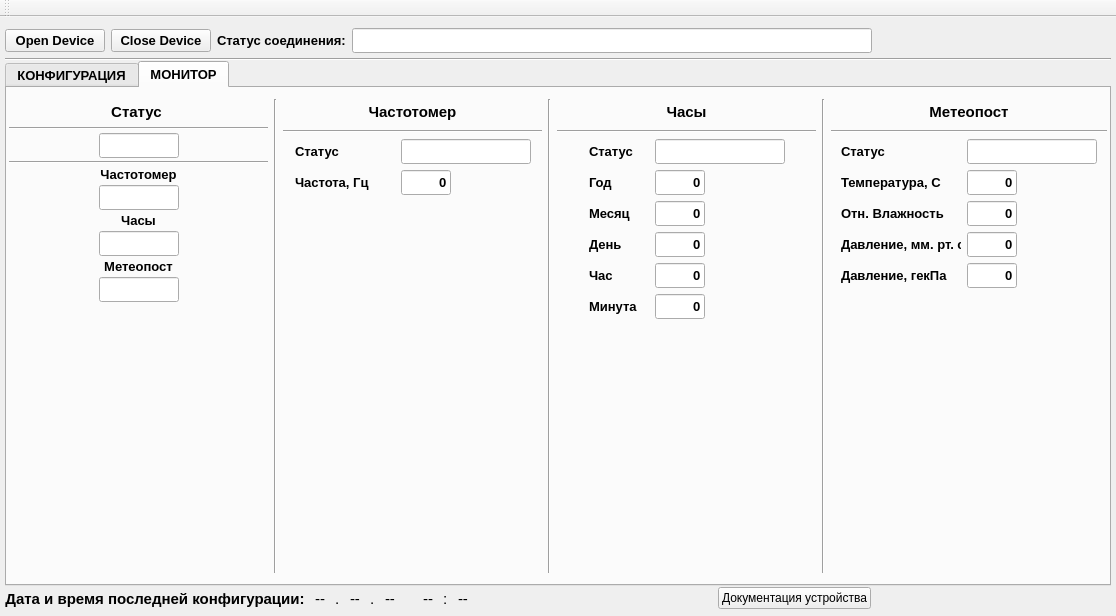
Before: the Qt Designer form informPConfigurator/mainwindow.ui in Goodjamp/informPConfigurator, drawn with Qt 5.
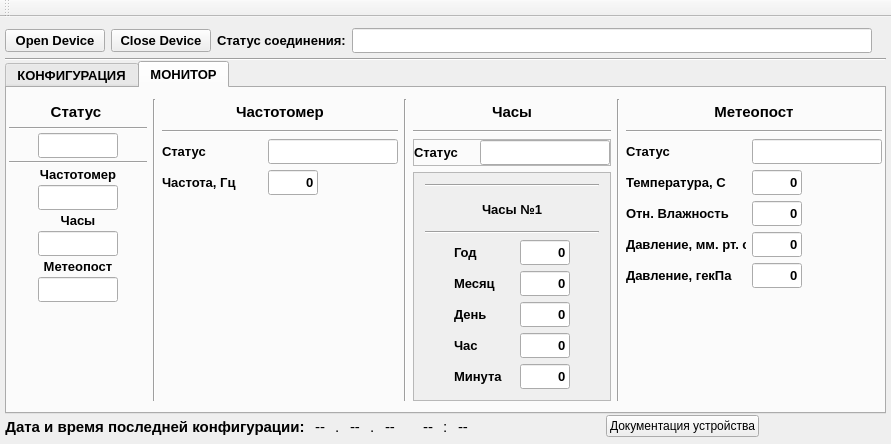
After: the same form once the commit is applied. The open tabs and pages were chosen to show the change.

Commit message: Updated UI for configuration and monitoring 4 clocks

```diff
--- a/informPConfigurator/mainwindow.ui
+++ b/informPConfigurator/mainwindow.ui
@@ -6,8 +6,8 @@
    <rect>
     <x>0</x>
     <y>0</y>
-    <width>1116</width>
-    <height>616</height>
+    <width>891</width>
+    <height>444</height>
    </rect>
   </property>
   <property name="windowTitle">
@@ -3193,21 +3193,131 @@
            </widget>
           </item>
           <item>
+           <widget class="QFrame" name="frame">
+            <property name="frameShape">
+             <enum>QFrame::StyledPanel</enum>
+            </property>
+            <property name="frameShadow">
+             <enum>QFrame::Raised</enum>
+            </property>
+            <layout class="QHBoxLayout" name="horizontalLayout_4">
+             <property name="leftMargin">
+              <number>0</number>
+             </property>
+             <property name="topMargin">
+              <number>0</number>
+             </property>
+             <property name="rightMargin">
+              <number>0</number>
+             </property>
+             <property name="bottomMargin">
+              <number>0</number>
+             </property>
+             <item>
+              <widget class="QLabel" name="label_87">
+               <property name="minimumSize">
+                <size>
+                 <width>60</width>
+                 <height>25</height>
+                </size>
+               </property>
+               <property name="maximumSize">
+                <size>
+                 <width>60</width>
+                 <height>25</height>
+                </size>
+               </property>
+               <property name="font">
+                <font>
+                 <pointsize>10</pointsize>
+                 <weight>75</weight>
+                 <bold>true</bold>
+                </font>
+               </property>
+               <property name="text">
+                <string>Статус</string>
+               </property>
+              </widget>
+             </item>
+             <item>
+              <widget class="QLineEdit" name="lineEditClockStatus">
+               <property name="minimumSize">
+                <size>
+                 <width>130</width>
+                 <height>25</height>
+                </size>
+               </property>
+               <property name="maximumSize">
+                <size>
+                 <width>130</width>
+                 <height>25</height>
+                </size>
+               </property>
+               <property name="font">
+                <font>
+                 <pointsize>10</pointsize>
+                 <weight>75</weight>
+                 <bold>true</bold>
+                </font>
+               </property>
+               <property name="alignment">
+                <set>Qt::AlignCenter</set>
+               </property>
+               <property name="readOnly">
+                <bool>true</bool>
+               </property>
+               <property name="statusPr" stdset="0">
+                <UInt>0</UInt>
+               </property>
+              </widget>
+             </item>
+            </layout>
+           </widget>
+          </item>
+          <item>
+           <widget class="QScrollArea" name="scrollAreaClockMonitor">
+            <property name="widgetResizable">
+             <bool>true</bool>
+            </property>
+            <widget class="QWidget" name="scrollAreaWidgetContents">
+             <property name="geometry">
+              <rect>
+               <x>0</x>
+               <y>-1</y>
+               <width>179</width>
+               <height>211</height>
+              </rect>
+             </property>
+             <layout class="QVBoxLayout" name="verticalLayout_22">
+              <item>
+               <layout class="QVBoxLayout" name="verticalLayout_12">
+                <item>
+                 <widget class="Line" name="line_35">
+                  <property name="orientation">
+                   <enum>Qt::Horizontal</enum>
+                  </property>
+                 </widget>
+                </item>
+                <item>
+                 <widget class="QLabel" name="label">
+                  <property name="text">
+                   <string>Часы №1</string>
+                  </property>
+                  <property name="alignment">
+                   <set>Qt::AlignCenter</set>
+                  </property>
+                 </widget>
+                </item>
+                <item>
+                 <widget class="Line" name="line_9">
+                  <property name="orientation">
+                   <enum>Qt::Horizontal</enum>
+                  </property>
+                 </widget>
+                </item>
+                <item>
            <layout class="QGridLayout" name="gridLayout_11">
-            <item row="1" column="0">
-             <spacer name="horizontalSpacer_62">
-              <property name="orientation">
-               <enum>Qt::Horizontal</enum>
-              </property>
-              <property name="sizeHint" stdset="0">
-               <size>
-                <width>10</width>
-                <height>20</height>
-               </size>
-              </property>
-             </spacer>
-            </item>
-            <item row="1" column="3">
+                  <item row="0" column="3">
              <spacer name="horizontalSpacer_63">
               <property name="orientation">
                <enum>Qt::Horizontal</enum>
@@ -3220,7 +3330,7 @@
               </property>
              </spacer>
             </item>
-            <item row="2" column="2">
+                  <item row="1" column="2">
              <widget class="QLineEdit" name="lineEditClockRezMonth">
               <property name="minimumSize">
                <size>
@@ -3252,7 +3362,20 @@
               </property>
              </widget>
             </item>
-            <item row="5" column="1">
+                  <item row="0" column="0">
+                   <spacer name="horizontalSpacer_62">
+                    <property name="orientation">
+                     <enum>Qt::Horizontal</enum>
+                    </property>
+                    <property name="sizeHint" stdset="0">
+                     <size>
+                      <width>10</width>
+                      <height>20</height>
+                     </size>
+                    </property>
+                   </spacer>
+                  </item>
+                  <item row="4" column="1">
              <widget class="QLabel" name="label_82">
               <property name="minimumSize">
                <size>
@@ -3278,71 +3401,7 @@
               </property>
              </widget>
             </item>
-            <item row="3" column="2">
-             <widget class="QLineEdit" name="lineEditClockRezDay">
-              <property name="minimumSize">
-               <size>
-                <width>50</width>
-                <height>25</height>
-               </size>
-              </property>
-              <property name="maximumSize">
-               <size>
-                <width>50</width>
-                <height>25</height>
-               </size>
-              </property>
-              <property name="font">
-               <font>
-                <pointsize>10</pointsize>
-                <weight>75</weight>
-                <bold>true</bold>
-               </font>
-              </property>
-              <property name="text">
-               <string>0</string>
-              </property>
-              <property name="alignment">
-               <set>Qt::AlignRight|Qt::AlignTrailing|Qt::AlignVCenter</set>
-              </property>
-              <property name="readOnly">
-               <bool>true</bool>
-              </property>
-             </widget>
-            </item>
             <item row="4" column="2">
-             <widget class="QLineEdit" name="lineEditClockRezHour">
-              <property name="minimumSize">
-               <size>
-                <width>50</width>
-                <height>25</height>
-               </size>
-              </property>
-              <property name="maximumSize">
-               <size>
-                <width>50</width>
-                <height>25</height>
-               </size>
-              </property>
-              <property name="font">
-               <font>
-                <pointsize>10</pointsize>
-                <weight>75</weight>
-                <bold>true</bold>
-               </font>
-              </property>
-              <property name="text">
-               <string>0</string>
-              </property>
-              <property name="alignment">
-               <set>Qt::AlignRight|Qt::AlignTrailing|Qt::AlignVCenter</set>
-              </property>
-              <property name="readOnly">
-               <bool>true</bool>
-              </property>
-             </widget>
-            </item>
-            <item row="5" column="2">
              <widget class="QLineEdit" name="lineEditClockRezMinutes">
               <property name="minimumSize">
                <size>
@@ -3374,7 +3433,39 @@
               </property>
              </widget>
             </item>
-            <item row="4" column="1">
+                  <item row="2" column="2">
+                   <widget class="QLineEdit" name="lineEditClockRezDay">
+                    <property name="minimumSize">
+                     <size>
+                      <width>50</width>
+                      <height>25</height>
+                     </size>
+                    </property>
+                    <property name="maximumSize">
+                     <size>
+                      <width>50</width>
+                      <height>25</height>
+                     </size>
+                    </property>
+                    <property name="font">
+                     <font>
+                      <pointsize>10</pointsize>
+                      <weight>75</weight>
+                      <bold>true</bold>
+                     </font>
+                    </property>
+                    <property name="text">
+                     <string>0</string>
+                    </property>
+                    <property name="alignment">
+                     <set>Qt::AlignRight|Qt::AlignTrailing|Qt::AlignVCenter</set>
+                    </property>
+                    <property name="readOnly">
+                     <bool>true</bool>
+                    </property>
+                   </widget>
+                  </item>
+                  <item row="3" column="1">
              <widget class="QLabel" name="label_83">
               <property name="minimumSize">
                <size>
@@ -3400,7 +3491,39 @@
               </property>
              </widget>
             </item>
-            <item row="2" column="1">
+                  <item row="3" column="2">
+                   <widget class="QLineEdit" name="lineEditClockRezHour">
+                    <property name="minimumSize">
+                     <size>
+                      <width>50</width>
+                      <height>25</height>
+                     </size>
+                    </property>
+                    <property name="maximumSize">
+                     <size>
+                      <width>50</width>
+                      <height>25</height>
+                     </size>
+                    </property>
+                    <property name="font">
+                     <font>
+                      <pointsize>10</pointsize>
+                      <weight>75</weight>
+                      <bold>true</bold>
+                     </font>
+                    </property>
+                    <property name="text">
+                     <string>0</string>
+                    </property>
+                    <property name="alignment">
+                     <set>Qt::AlignRight|Qt::AlignTrailing|Qt::AlignVCenter</set>
+                    </property>
+                    <property name="readOnly">
+                     <bool>true</bool>
+                    </property>
+                   </widget>
+                  </item>
+                  <item row="1" column="1">
              <widget class="QLabel" name="label_84">
               <property name="minimumSize">
                <size>
@@ -3426,33 +3549,7 @@
               </property>
              </widget>
             </item>
-            <item row="3" column="1">
-             <widget class="QLabel" name="label_85">
-              <property name="minimumSize">
-               <size>
-                <width>60</width>
-                <height>25</height>
-               </size>
-              </property>
-              <property name="maximumSize">
-               <size>
-                <width>60</width>
-                <height>25</height>
-               </size>
-              </property>
-              <property name="font">
-               <font>
-                <pointsize>10</pointsize>
-                <weight>75</weight>
-                <bold>true</bold>
-               </font>
-              </property>
-              <property name="text">
-               <string>День </string>
-              </property>
-             </widget>
-            </item>
-            <item row="1" column="2">
+                  <item row="0" column="2">
              <widget class="QLineEdit" name="lineEditClockRezYear">
               <property name="minimumSize">
                <size>
@@ -3484,7 +3581,7 @@
               </property>
              </widget>
             </item>
-            <item row="1" column="1">
+                  <item row="0" column="1">
              <widget class="QLabel" name="label_86">
               <property name="minimumSize">
                <size>
@@ -3510,8 +3607,8 @@
               </property>
              </widget>
             </item>
-            <item row="0" column="1">
-             <widget class="QLabel" name="label_87">
+                  <item row="2" column="1">
+                   <widget class="QLabel" name="label_85">
               <property name="minimumSize">
                <size>
                 <width>60</width>
@@ -3532,56 +3629,17 @@
                </font>
               </property>
               <property name="text">
-               <string>Статус</string>
+                     <string>День </string>
               </property>
              </widget>
             </item>
-            <item row="0" column="2">
-             <widget class="QLineEdit" name="lineEditClockStatus">
-              <property name="minimumSize">
-               <size>
-                <width>130</width>
-                <height>25</height>
-               </size>
-              </property>
-              <property name="maximumSize">
-               <size>
-                <width>130</width>
-                <height>25</height>
-               </size>
-              </property>
-              <property name="font">
-               <font>
-                <pointsize>10</pointsize>
-                <weight>75</weight>
-                <bold>true</bold>
-               </font>
-              </property>
-              <property name="alignment">
-               <set>Qt::AlignCenter</set>
-              </property>
-              <property name="readOnly">
-               <bool>true</bool>
-              </property>
-              <property name="statusPr" stdset="0">
-               <UInt>0</UInt>
-              </property>
-             </widget>
+                 </layout>
             </item>
            </layout>
           </item>
-          <item>
-           <spacer name="verticalSpacer_26">
-            <property name="orientation">
-             <enum>Qt::Vertical</enum>
-            </property>
-            <property name="sizeHint" stdset="0">
-             <size>
-              <width>20</width>
-              <height>40</height>
-             </size>
-            </property>
-           </spacer>
+             </layout>
+            </widget>
+           </widget>
           </item>
          </layout>
         </item>
```
Left out of the diff: 35 changed lines with no effect on the pictures. Lines whose indentation alone changed are shown as unchanged. The commit also changes 14 other files.
